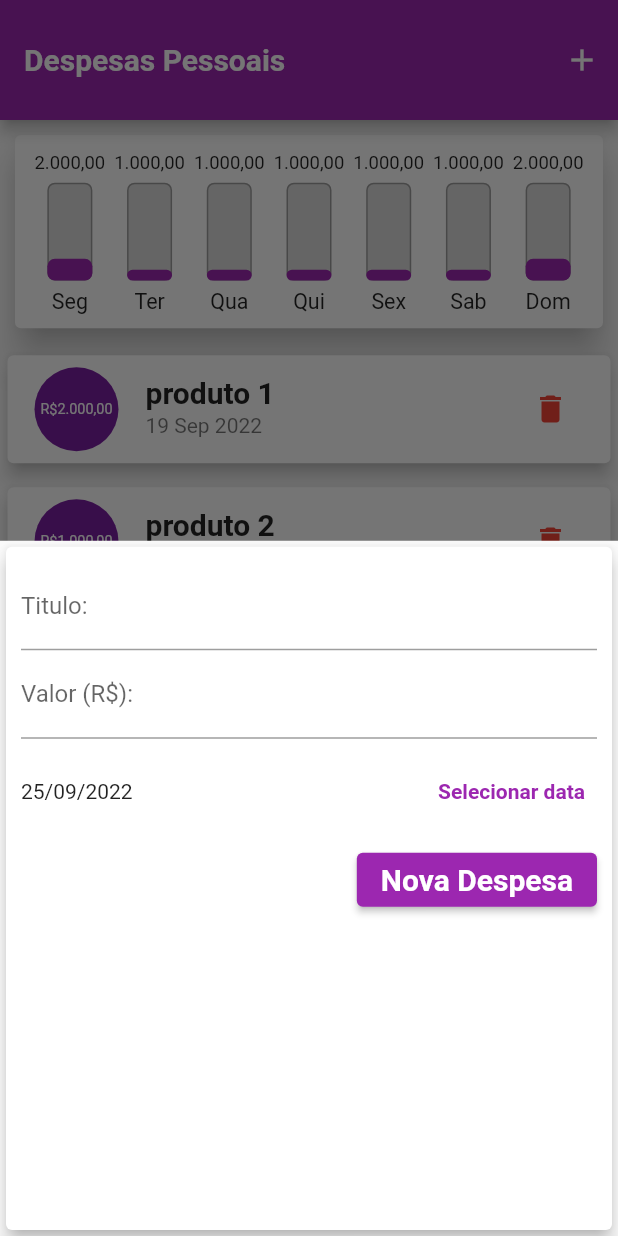
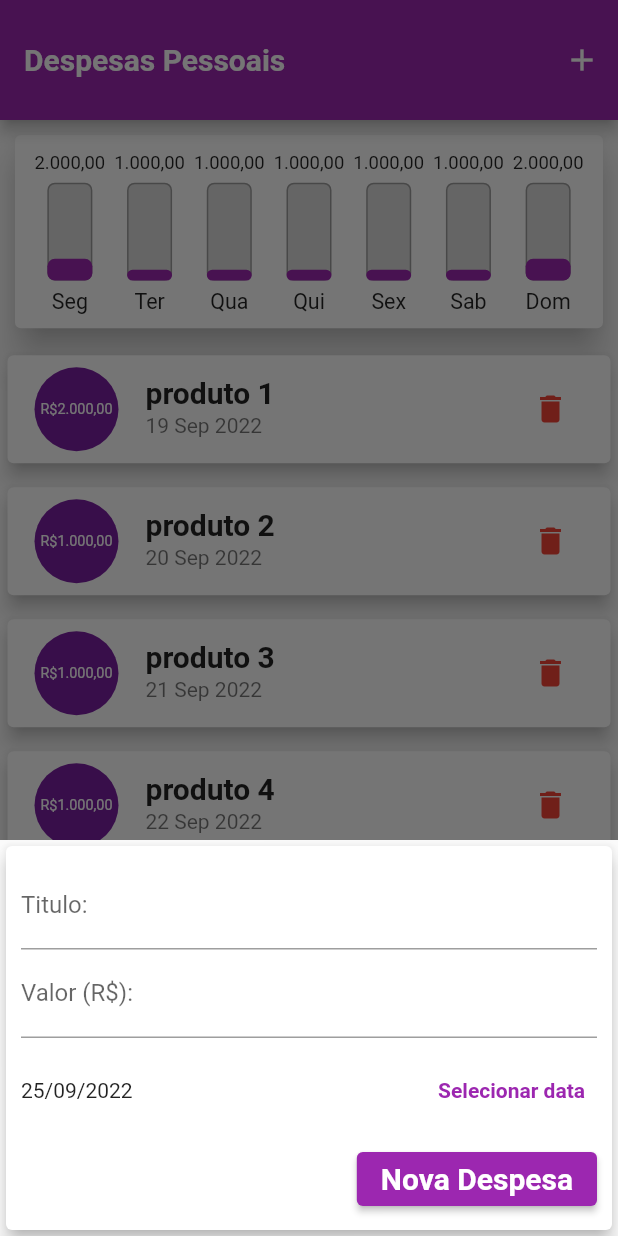
Before and after one commit to LuizFernandesOliveira/flutter-app-personal-expenses, a Flutter app: the screen it shows after launch, after a tap on the "add" icon, on a phone screen of 412 x 824 dp. Run offline on Flutter 3.47's test engine with Material 2 defaults, Android fonts, the phone set to English and light mode, and no system bars.

Commit message:
feat: evolution

```diff
--- a/lib/components/form.dart
+++ b/lib/components/form.dart
@@ -45,10 +45,16 @@
 
   @override
   Widget build(BuildContext context) {
-    return Card(
+    return SingleChildScrollView(
+      child: Card(
         elevation: 5,
         child: Padding(
-        padding: const EdgeInsets.all(10),
+          padding: EdgeInsets.only(
+            top: 10,
+            right: 10,
+            left: 10,
+            bottom: 10 + MediaQuery.of(context).viewInsets.bottom,
+          ),
           child: Column(
             children: [
               TextField(
@@ -103,6 +109,7 @@
             ],
           ),
         ),
+      ),
     );
   }
 }
--- a/lib/components/list.dart
+++ b/lib/components/list.dart
@@ -17,7 +17,7 @@
                 children: [
                   SizedBox(height: constraints.maxHeight * 0.05),
                   Container(
-                    height: constraints.maxHeight * 0.3,
+                    height: constraints.maxHeight * 0.1,
                     child: const Text(
                       'Nenhuma Despesa Cadastrada',
                       style: TextStyle(
@@ -29,7 +29,7 @@
                   ),
                   SizedBox(height: constraints.maxHeight * 0.05),
                   Container(
-                    width: constraints.maxHeight * 0.6,
+                    width: constraints.maxHeight * 0.8,
                     child: Image.asset(
                       'assets/images/zzz.png',
                       fit: BoxFit.cover,
--- a/lib/main.dart
+++ b/lib/main.dart
@@ -1,7 +1,9 @@
 import 'dart:math';
+import 'dart:io';
 
 import 'package:app_personal_expenses/components/form.dart';
 import 'package:app_personal_expenses/components/graphic.dart';
+import 'package:flutter/cupertino.dart';
 import 'package:flutter/material.dart';
 import 'components/list.dart';
 import 'models/expense.dart';
@@ -105,11 +107,12 @@
 
   @override
   Widget build(BuildContext context) {
-    bool isLandscape =
-        MediaQuery.of(context).orientation == Orientation.landscape;
-    final appBar = AppBar(
-      title: Text('Despesas Pessoais'),
-      actions: [
+    final mediaQuery = MediaQuery.of(context);
+    bool isLandscape = mediaQuery.orientation == Orientation.landscape;
+
+    final PreferredSizeWidget appBar = AppBar(
+      title: const Text('Despesas Pessoais'),
+      actions: <Widget>[
         if (isLandscape)
           IconButton(
               onPressed: () {
@@ -124,33 +127,37 @@
       ],
       toolbarHeight: 80,
     );
-    final availableHeight = MediaQuery.of(context).size.height -
+    final availableHeight = mediaQuery.size.height -
         appBar.preferredSize.height -
-        MediaQuery.of(context).padding.top;
+        mediaQuery.padding.top;
+
+    final bodyPage = Column(
+      crossAxisAlignment: CrossAxisAlignment.stretch,
+      children: <Widget>[
+        if (_showGraphic || !isLandscape)
+          Container(
+            height: availableHeight * (isLandscape ? 1 : 0.2),
+            child: Graphic(recentExpenses: _recentExpenses),
+          ),
+        if (!_showGraphic || !isLandscape)
+          Container(
+              height: availableHeight * (isLandscape ? 1 : 0.8),
+              child:
+                  ExpenseList(expenses: _expenses, onDelete: _deleteExpense)),
+      ],
+    );
 
     return Scaffold(
       appBar: appBar,
       body: SingleChildScrollView(
-        child: Column(
-          crossAxisAlignment: CrossAxisAlignment.stretch,
-          children: <Widget>[
-            if (_showGraphic || !isLandscape)
-              Container(
-                height: availableHeight * (isLandscape ? 0.8 : 0.2),
-                child: Graphic(recentExpenses: _recentExpenses),
-              ),
-            if (!_showGraphic || !isLandscape)
-              Container(
-                  height: availableHeight * 0.8,
-                  child: ExpenseList(
-                      expenses: _expenses, onDelete: _deleteExpense)),
-          ],
-        ),
+        child: bodyPage,
       ),
-      floatingActionButton: FloatingActionButton(
-        onPressed: () => _openExpenseFormModal(context),
-        child: const Icon(Icons.add),
-      ),
+      floatingActionButton: Platform.isIOS
+          ? Container()
+          : FloatingActionButton(
+              onPressed: () => _openExpenseFormModal(context),
+              child: const Icon(Icons.add),
+            ),
       floatingActionButtonLocation: FloatingActionButtonLocation.centerFloat,
     );
   }
```
Lines whose indentation alone changed are shown as unchanged.
